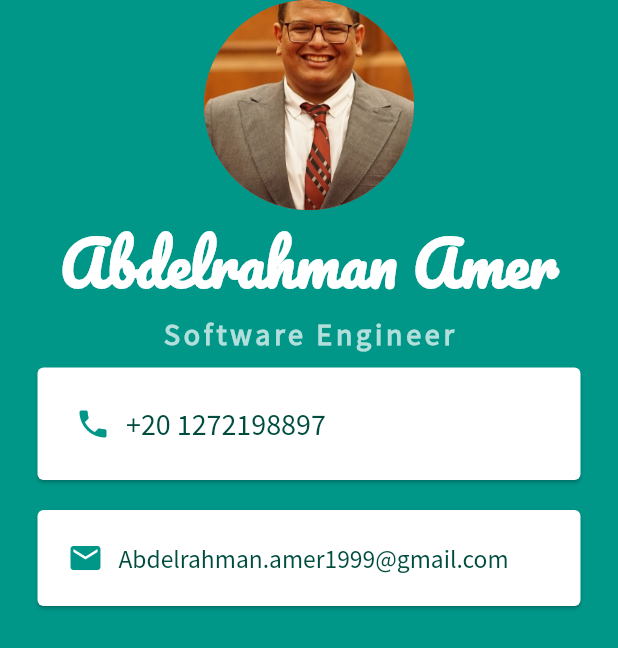
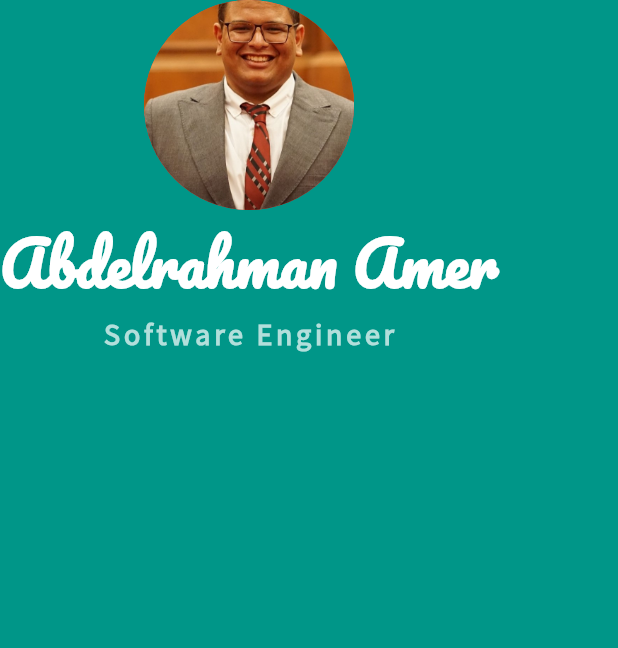
Before and after one commit to abdelrahman167565/Mi_card_flutter, a Flutter app: the screen it shows after launch, on a phone screen of 412 x 824 dp. Shown: the top 648 px of the screen. Run offline on Flutter 3.47's test engine with Material 2 defaults, Android fonts, the phone set to English and light mode, and no system bars.

Commit message:
nearly finish

```diff
--- a/lib/main.dart
+++ b/lib/main.dart
@@ -43,59 +43,8 @@ class MyApp extends StatelessWidget {
                       letterSpacing: 2.5,
                       fontWeight: FontWeight.bold,
                     )),
-              Card(
 
-                color: Colors.white,
-                margin: EdgeInsets.symmetric(vertical: 10.0, horizontal: 25.0),
-                child: Padding(
-                  padding: EdgeInsets.all(25.0),
-                  child: Row(
-                    children: <Widget>[
-                      Icon(
-                        Icons.phone,
-                        color: Colors.teal,
-                      ),
-                      SizedBox(
-                        width: 10.0,
-                      ),
-                      Text(
-                        '+20 1272198897',
-                        style: TextStyle(
-                            color: Colors.teal.shade900,
-                            fontFamily: 'source sans proReg',
-                            fontSize: 20.0),
-                      ),
-                    ],
-                  ),
-                ),
-              ),
-              Card(
-                color: Colors.white,
-                margin: EdgeInsets.symmetric(vertical: 10.0, horizontal: 25.0),
-                child: Padding(
-                  padding:EdgeInsets.all(20.0),
-                  child: Row(
-                    children: <Widget>[
-                      Icon(
-                        Icons.mail,
-                        color: Colors.teal,
-                      ),
-                      SizedBox(
-                        width: 10.0,
-                      ),
-                      Text(
-                        'Abdelrahman.amer1999@gmail.com',
-                        style: TextStyle(
-                            color: Colors.teal.shade900,
-                            fontFamily: 'source sans proReg',
-                            fontSize: 17.0),
-                      ),
-                    ],
-                  ),
-                ),
-              ),
-            ],
-          ),
+              ]),
         ),
       ),
     );
```
Lines whose indentation alone changed are shown as unchanged.
